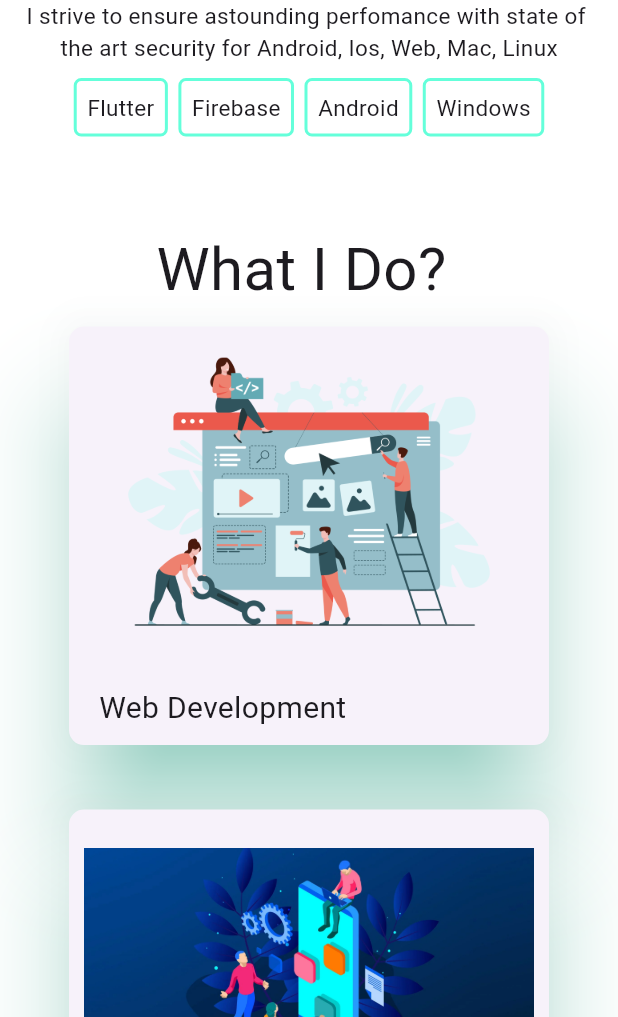
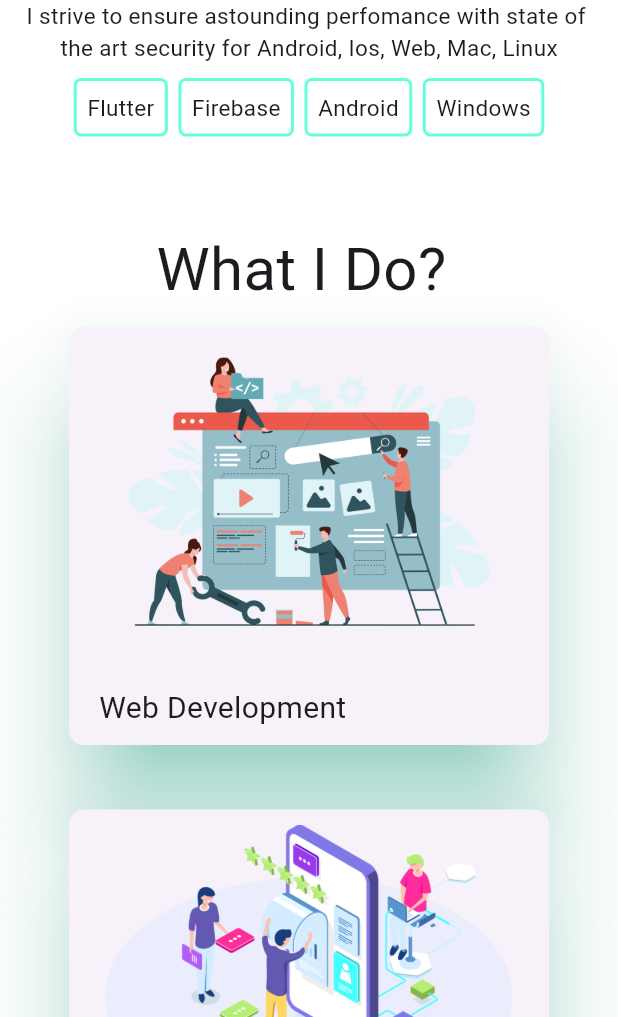
Before and after one commit to Maxwell-016/portfolio-trial, a Flutter app: the screen it shows after launch, scrolled down 576 dp, on a phone screen of 412 x 824 dp, the part 219-1236 px from its top. Run offline on Flutter 3.47's test engine with Material 3 defaults, Android fonts, the phone set to English and light mode, and no system bars; our stand-ins replace flutter_svg.

Commit message:
initial commit

```diff
--- a/lib/landing_page_mobile.dart
+++ b/lib/landing_page_mobile.dart
@@ -239,7 +239,7 @@ class _LandingPageMobileState extends State<LandingPageMobile> {
               Text("What I Do? ",style: TextStyle(fontSize: 40.0),),
               AnimatedCard(path: "assets/webDev.png", text:"Web Development",width: 300.0,),
               SizedBox(height: 35.0,),
-              AnimatedCard(path: "assets/appDev.webp", text:"App Development",width: 300.0,),
+              AnimatedCard(path: "assets/appDev.png", text:"App Development",width: 300.0,),
               SizedBox(height: 35.0,),
               AnimatedCard(path: "assets/firebase.png", text:"Back-end Development",width: 300.0,),
               SizedBox(height: 35.0,),
```
Also changed, not shown: assets/appDev.png (added), assets/appDev.webp (deleted).
